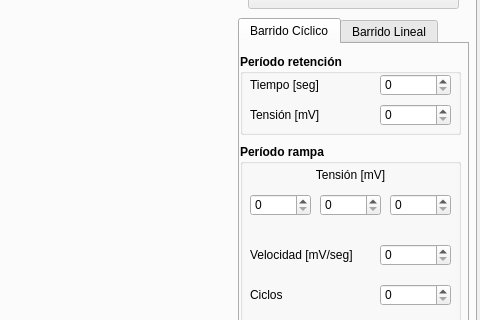
Old version of the form qt/mainwindow.ui in the repository potenciostato/potenciostato; both pictures show x 544 to 1024 and y 117 to 437 of the 1024 by 625 pixel window.
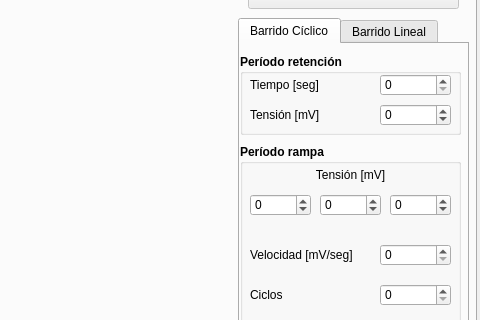
New version of the form. Custom widgets are drawn as their Qt base class.

```diff
--- a/qt/mainwindow.ui
+++ b/qt/mainwindow.ui
@@ -217,8 +217,11 @@
          <property name="decimals">
           <number>0</number>
          </property>
+         <property name="minimum">
+          <double>-3000.000000000000000</double>
+         </property>
          <property name="maximum">
-          <double>1000.000000000000000</double>
+          <double>3000.000000000000000</double>
          </property>
          <property name="singleStep">
           <double>1.000000000000000</double>
@@ -283,8 +286,11 @@
          <property name="decimals">
           <number>0</number>
          </property>
+         <property name="minimum">
+          <double>-3000.000000000000000</double>
+         </property>
          <property name="maximum">
-          <double>1000.000000000000000</double>
+          <double>3000.000000000000000</double>
          </property>
          <property name="singleStep">
           <double>1.000000000000000</double>
@@ -329,8 +335,11 @@
          <property name="decimals">
           <number>0</number>
          </property>
+         <property name="minimum">
+          <double>-3000.000000000000000</double>
+         </property>
          <property name="maximum">
-          <double>1000.000000000000000</double>
+          <double>3000.000000000000000</double>
          </property>
          <property name="singleStep">
           <double>1.000000000000000</double>
@@ -378,8 +387,11 @@
          <property name="decimals">
           <number>0</number>
          </property>
+         <property name="minimum">
+          <double>-3000.000000000000000</double>
+         </property>
          <property name="maximum">
-          <double>1000.000000000000000</double>
+          <double>3000.000000000000000</double>
          </property>
          <property name="singleStep">
           <double>1.000000000000000</double>
```
Left out of the diff: 8 changed lines with no effect on the pictures.
